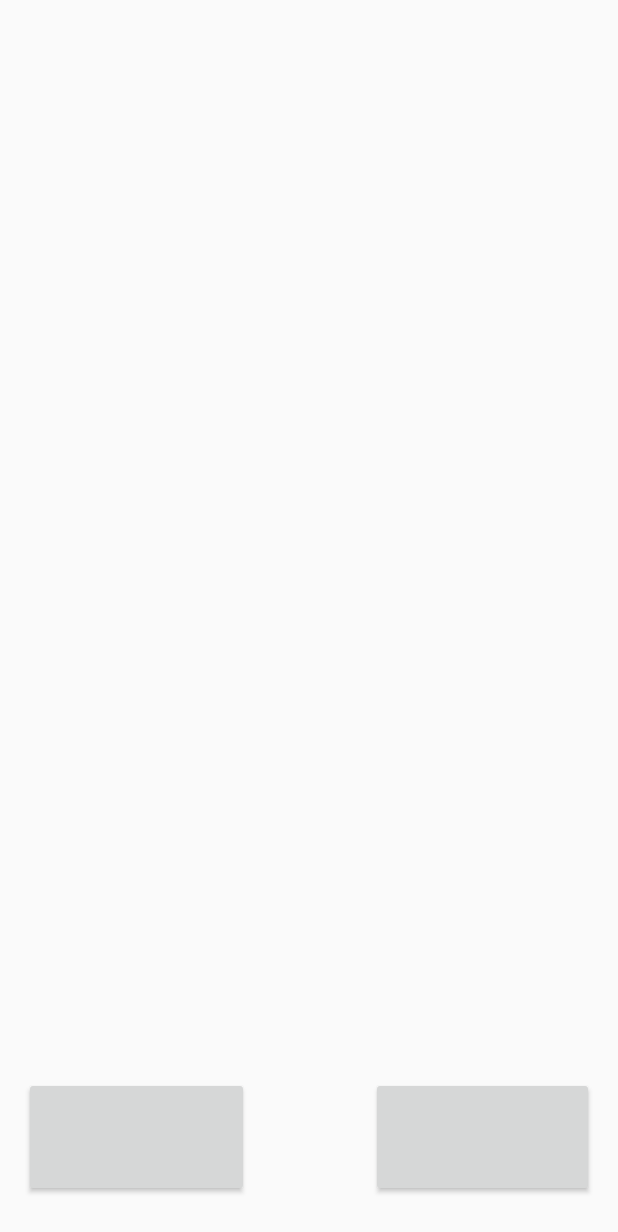
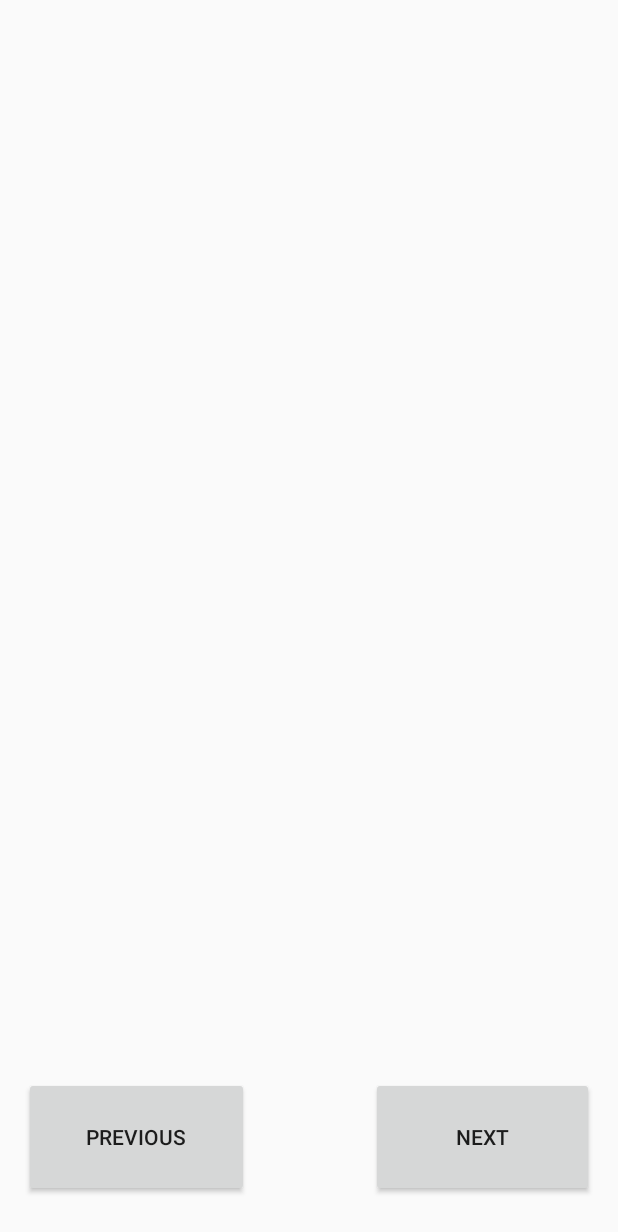
Before and after one commit to tisuela/fabflix, an Android app: the ListViewActivity screen opened directly, with no data from a screen before it, on a phone screen of 412 x 824 dp. Shown: the top 1232 px of the screen. Run offline under Robolectric (Android 15) with nearby library versions, the phone set to English and light mode, and no system bars; 2 statements that could not run were skipped.

Commit message:
Added text to the pagination buttons

```diff
--- a/Mobile/app/src/main/res/layout/listview.xml
+++ b/Mobile/app/src/main/res/layout/listview.xml
@@ -13,6 +13,7 @@
             android:layout_height="600dp" />
 
     <Button
+            android:text = "previous"
             android:id="@+id/prev"
             android:layout_width="150dp"
             android:layout_height="80dp"
@@ -20,6 +21,7 @@
             android:layout_marginBottom="10dp"/>
 
     <Button
+            android:text = "next"
             android:id="@+id/next"
             android:layout_width="150dp"
             android:layout_height="80dp"
```
